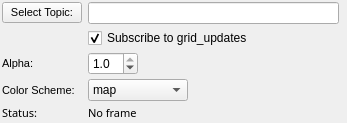
ros2-gbp/mapviz-release, file mapviz_plugins/ui/occupancy_grid_config.ui: the form before one commit.
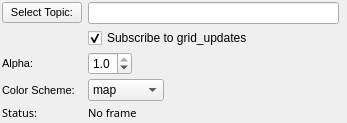
The form after the commit.

Diff of the .ui file:
```diff
--- a/mapviz_plugins/ui/occupancy_grid_config.ui
+++ b/mapviz_plugins/ui/occupancy_grid_config.ui
@@ -34,11 +34,11 @@
    </property>
    <item row="4" column="1">
     <widget class="QDoubleSpinBox" name="alpha">
-     <property name="maximumSize">
-      <size>
-       <width>50</width>
-       <height>16777215</height>
-      </size>
+     <property name="sizePolicy">
+      <sizepolicy hsizetype="Fixed" vsizetype="Fixed">
+       <horstretch>0</horstretch>
+       <verstretch>0</verstretch>
+      </sizepolicy>
      </property>
      <property name="decimals">
       <number>1</number>
@@ -149,11 +149,11 @@
    </item>
    <item row="5" column="1">
     <widget class="QComboBox" name="color_scheme">
-     <property name="maximumSize">
-      <size>
-       <width>100</width>
-       <height>16777215</height>
-      </size>
+     <property name="sizePolicy">
+      <sizepolicy hsizetype="Fixed" vsizetype="Fixed">
+       <horstretch>0</horstretch>
+       <verstretch>0</verstretch>
+      </sizepolicy>
      </property>
      <item>
       <property name="text">
```
Left out of the diff: 10 changed lines with no effect on the pictures.
